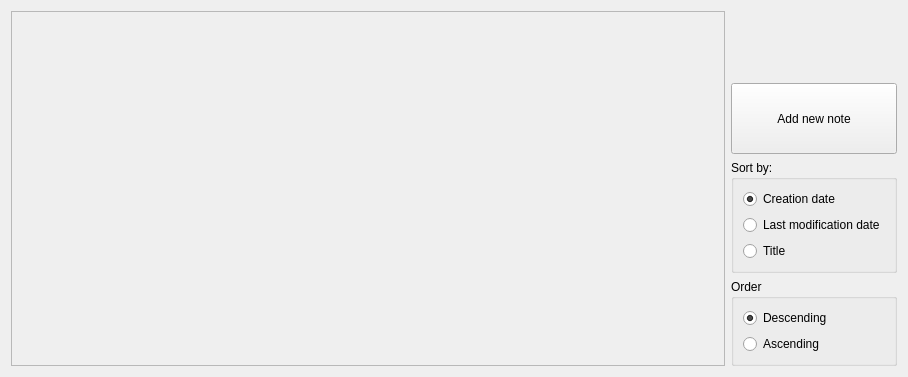
The window that forms/NotesDisplayingTab.ui (Patryk-Trojak/Notes) describes before a commit, drawn with Qt 5.
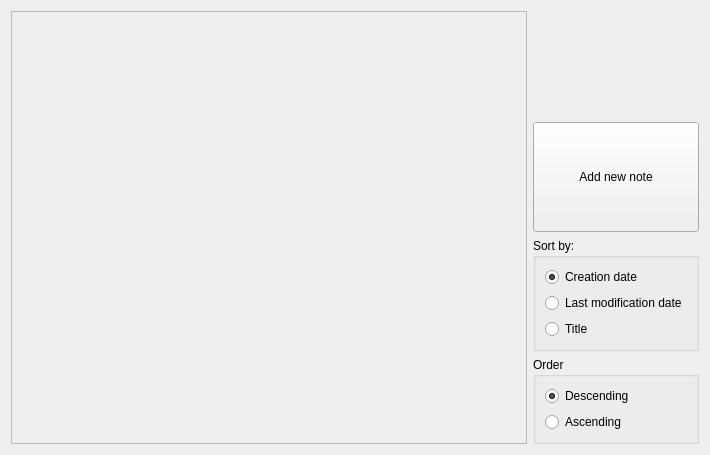
The same window after the commit.

Commit message: Fix displaying note buttons

```diff
--- a/forms/NotesDisplayingTab.ui
+++ b/forms/NotesDisplayingTab.ui
@@ -6,8 +6,8 @@
    <rect>
     <x>0</x>
     <y>0</y>
-    <width>908</width>
-    <height>377</height>
+    <width>710</width>
+    <height>455</height>
    </rect>
   </property>
   <property name="minimumSize">
@@ -19,21 +19,11 @@
   <property name="windowTitle">
    <string>Form</string>
   </property>
-  <layout class="QHBoxLayout" name="horizontalLayout">
+  <layout class="QHBoxLayout" name="horizontalLayout" stretch="0,0">
+   <item>
+    <layout class="QVBoxLayout" name="verticalLayout_4">
    <item>
     <widget class="QScrollArea" name="scrollArea">
-     <property name="sizePolicy">
-      <sizepolicy hsizetype="Expanding" vsizetype="Expanding">
-       <horstretch>0</horstretch>
-       <verstretch>0</verstretch>
-      </sizepolicy>
-     </property>
-     <property name="minimumSize">
-      <size>
-       <width>200</width>
-       <height>0</height>
-      </size>
-     </property>
      <property name="widgetResizable">
       <bool>true</bool>
      </property>
@@ -54,6 +44,8 @@
       </property>
      </widget>
     </widget>
+     </item>
+    </layout>
    </item>
    <item>
     <layout class="QVBoxLayout" name="verticalLayout">
```
Left out of the diff: 6 changed lines with no effect on the pictures. Lines whose indentation alone changed are shown as unchanged.
